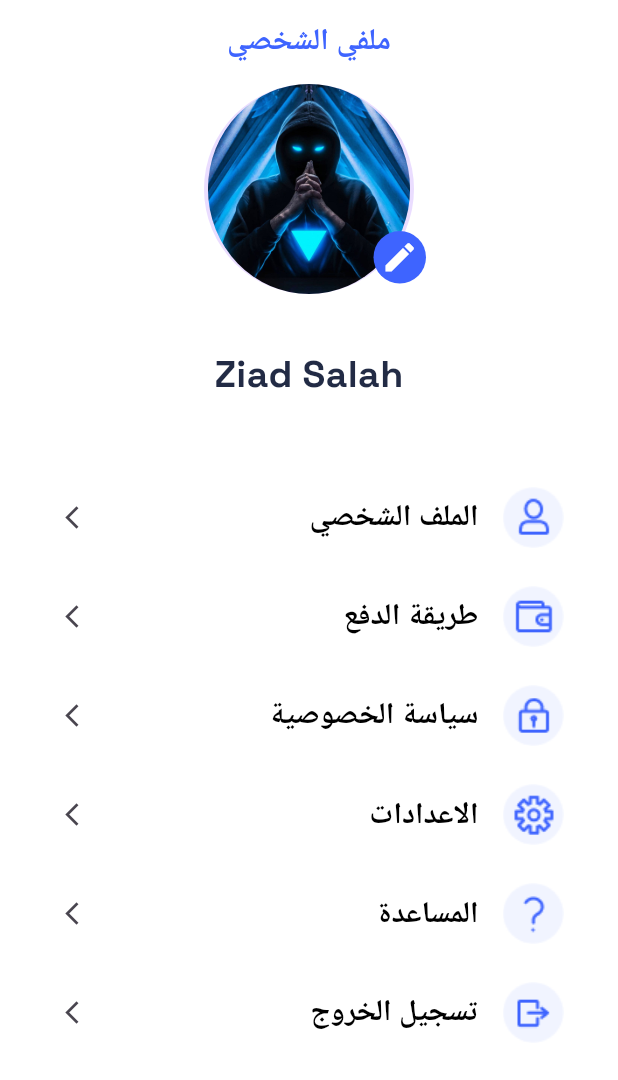
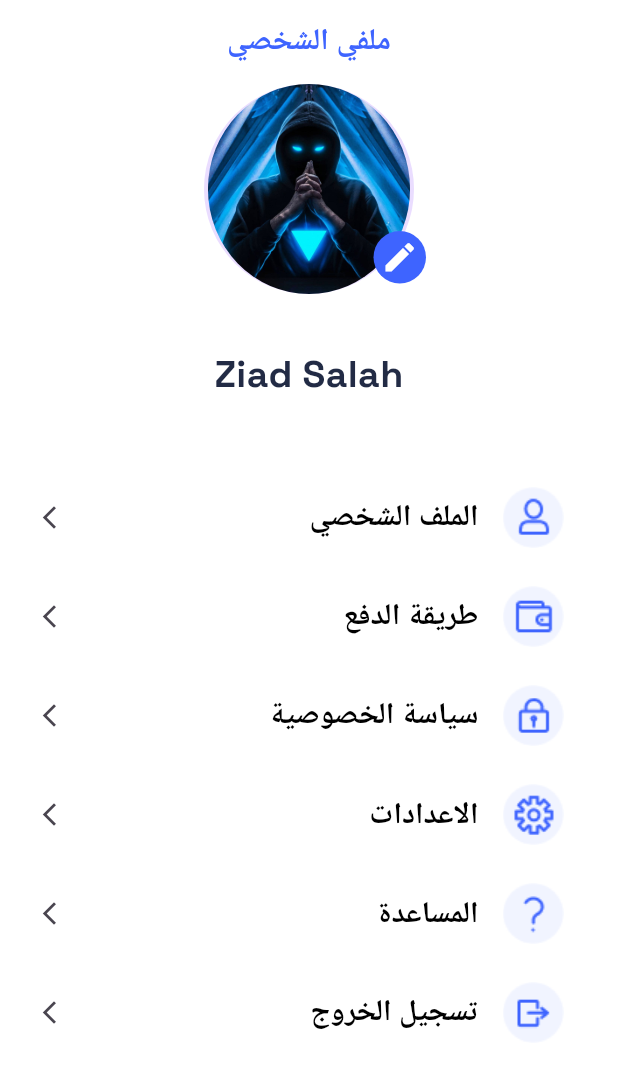
Before and after one commit to Open-Sourcers/DocLink_Flutter, a Flutter app: the ProfileView screen opened by its route, on a phone screen of 412 x 824 dp. Shown: the top 1080 px of the screen. Run offline on Flutter 3.47's test engine with Material 3 defaults, Android fonts, the phone set to English and light mode, and no system bars; our stand-ins replace awesome_dialog, dartz, dio, dropdown_button2, flutter_bloc, flutter_screenutil and 8 more.

Commit message:
refactor Custom List Tile Widget

```diff
--- a/lib/features/user_views/profile/presentation/views/widgets/custom_list_tile_widget.dart
+++ b/lib/features/user_views/profile/presentation/views/widgets/custom_list_tile_widget.dart
@@ -20,18 +20,13 @@ class CustomListTileWidget extends StatelessWidget {
           ? const EdgeInsets.only(left: 20)
           : const EdgeInsets.only(right: 20),
       child: ListTile(
+        onTap: onPressed,
         title: Text(
           txt,
           style: Styless.textSemiBold20.copyWith(color: Colors.black),
         ),
         leading: Image.asset(imagePath),
-        trailing: IconButton(
-          onPressed: onPressed,
-          icon: const Icon(
-            Icons.arrow_forward_ios_outlined,
-            size: 18,
-          ),
-        ),
+        trailing: const Icon(Icons.arrow_forward_ios_outlined, size: 18),
       ),
     );
   }
```
